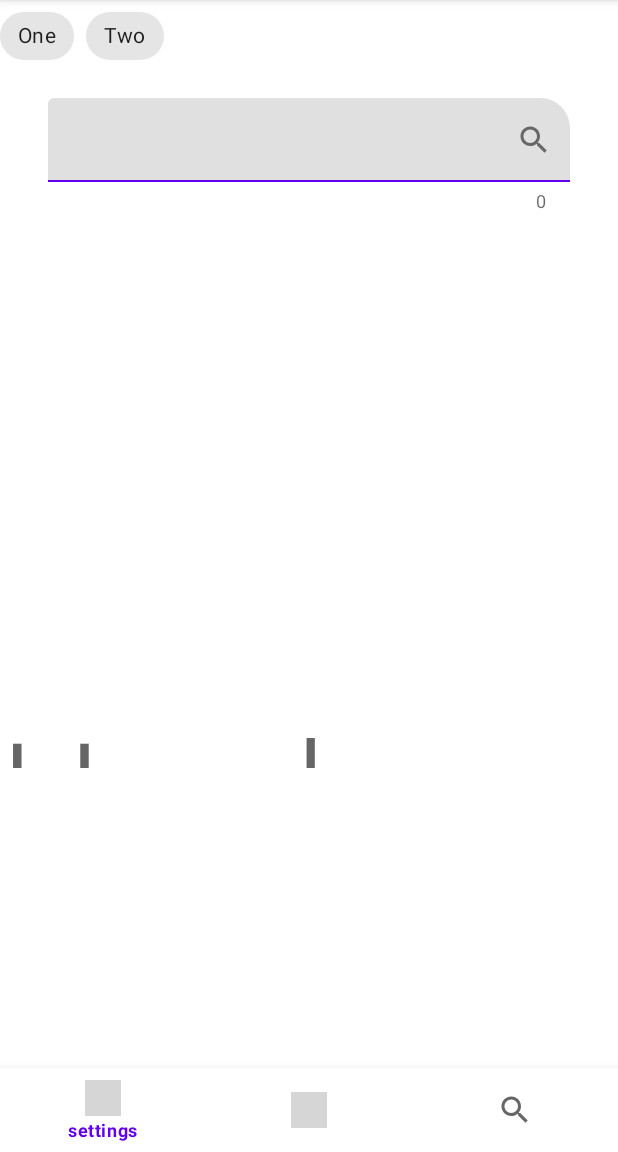
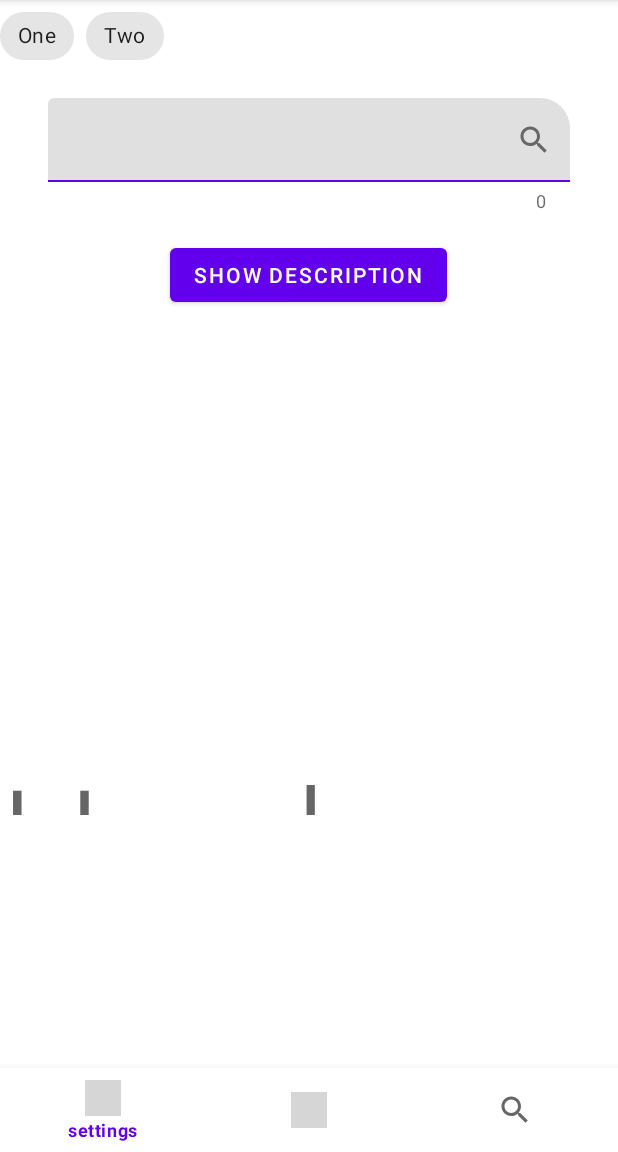
Before and after one commit to Pavelbour/MaterialApp, an Android app: the screen it shows after launch (MainActivity), on a phone screen of 412 x 824 dp, the part 84-1236 px from its top. Run offline under Robolectric (Android 15) with nearby library versions, the phone set to English and light mode, and no system bars; pictures from the network do not load; grey boxes are pictures that could not be loaded.

Commit message:
Description animation.

```diff
--- a/app/src/main/java/ru/gb/materialapp/ui/MainFragment.kt
+++ b/app/src/main/java/ru/gb/materialapp/ui/MainFragment.kt
@@ -3,22 +3,25 @@ package ru.gb.materialapp.ui
 import android.animation.ObjectAnimator
 import android.os.Bundle
 import android.view.View
-import android.widget.EditText
+import android.view.ViewGroup
 import android.widget.LinearLayout
 import android.widget.Toast
 import androidx.fragment.app.Fragment
-import androidx.fragment.app.activityViewModels
 import androidx.fragment.app.viewModels
 import androidx.lifecycle.ViewModelProvider
 import androidx.lifecycle.coroutineScope
 import coil.load
 import com.google.android.material.bottomsheet.BottomSheetBehavior
-import kotlinx.coroutines.flow.collect
 import ru.gb.materialapp.R
 import ru.gb.materialapp.databinding.FragmentMainBinding
 import ru.gb.materialapp.domain.NasaRepositoryImpl
 
 class MainFragment: Fragment(R.layout.fragment_main) {
+    private var _binding: FragmentMainBinding? = null
+    private val binding get() = _binding!!
+
+    private var isDescriptionVisible = false
+
     private val viewModel: MainViewModel by viewModels {
         MainViewModelFactory(NasaRepositoryImpl())
     }
@@ -38,7 +41,9 @@ class MainFragment: Fragment(R.layout.fragment_main) {
     override fun onViewCreated(view: View, savedInstanceState: Bundle?) {
         super.onViewCreated(view, savedInstanceState)
 
-        val binding = FragmentMainBinding.bind(view)
+        _binding = FragmentMainBinding.bind(view)
+
+        binding.mainFragmentImageDescription.height = 0
 
         ObjectAnimator.ofFloat(binding.mainFragmentTextInput, "translationX", 0f).apply {
             duration = 3000L
@@ -53,7 +58,6 @@ class MainFragment: Fragment(R.layout.fragment_main) {
                 WikiFragment())
                 ?.addToBackStack("")
                 ?.commit()
-//            EditDialog().show(parentFragmentManager, "tag")
         }
 
         val behavior: BottomSheetBehavior<LinearLayout> = BottomSheetBehavior.from(binding.mainFragmentBottomSheet)
@@ -68,6 +72,16 @@ class MainFragment: Fragment(R.layout.fragment_main) {
 
             }
         })
+
+        binding.mainFragmentShowDescription.setOnClickListener {
+            this.isDescriptionVisible = !this.isDescriptionVisible
+
+            if (this.isDescriptionVisible) {
+                showDescription()
+            } else {
+                hideDescription()
+            }
+        }
 
         viewLifecycleOwner.lifecycle.coroutineScope.launchWhenStarted {
             viewModel.loading.collect {
@@ -97,4 +111,20 @@ class MainFragment: Fragment(R.layout.fragment_main) {
             }
         }
     }
+
+    private fun hideDescription() {
+        ObjectAnimator.ofInt(binding.mainFragmentImageDescription, "height", 0).apply {
+            duration = 600L
+            start()
+        }
+        binding.mainFragmentShowDescription.text = "Show Description"
+    }
+
+    private fun showDescription() {
+        binding.mainFragmentShowDescription.text = "Hide Description"
+        ObjectAnimator.ofInt(binding.mainFragmentImageDescription, "height", 1000).apply {
+            duration = 600L
+            start()
+        }
+    }
 }
--- a/app/src/main/res/layout/fragment_main.xml
+++ b/app/src/main/res/layout/fragment_main.xml
@@ -1,5 +1,5 @@
 <?xml version="1.0" encoding="utf-8"?>
-<ScrollView xmlns:android="http://schemas.android.com/apk/res/android"
+<androidx.core.widget.NestedScrollView xmlns:android="http://schemas.android.com/apk/res/android"
     xmlns:app="http://schemas.android.com/apk/res-auto"
     xmlns:tools="http://schemas.android.com/tools"
     android:layout_width="match_parent"
@@ -34,18 +34,19 @@
                 android:id="@+id/main_fragment_motion_layout"
                 android:layout_width="match_parent"
                 android:layout_height="wrap_content">
+
                 <com.google.android.material.textfield.TextInputLayout
                     android:id="@+id/main_fragment_text_input"
                     style="@style/Widget.Material3.AutoCompleteTextView.OutlinedBox"
                     android:layout_width="match_parent"
                     android:layout_height="wrap_content"
                     android:layout_margin="16dp"
+                    android:translationX="-500dp"
                     app:boxCornerRadiusTopEnd="20dp"
                     app:counterEnabled="true"
                     app:endIconCheckable="true"
                     app:endIconDrawable="@drawable/ic_baseline_search_24"
-                app:endIconMode="custom"
-                android:translationX="-500dp">
+                    app:endIconMode="custom">
 
                     <com.google.android.material.textfield.TextInputEditText
                         android:id="@+id/main_fragment_text_input_field"
@@ -58,14 +59,35 @@
             <ImageView
                 android:id="@+id/main_fragment_image"
                 android:layout_width="wrap_content"
-                android:layout_height="wrap_content" />
+                android:layout_height="wrap_content"
+                android:layout_gravity="center_horizontal"/>
+
+            <Button
+                android:id="@+id/main_fragment_show_description"
+                android:layout_width="wrap_content"
+                android:layout_height="wrap_content"
+                android:layout_gravity="center"
+                android:text="Show Description" />
+
+            <androidx.constraintlayout.motion.widget.MotionLayout
+                android:layout_width="match_parent"
+                android:layout_height="wrap_content">
+
+                <androidx.core.widget.NestedScrollView
+                    android:layout_width="match_parent"
+                    android:layout_height="wrap_content">
 
                     <TextView
                         android:id="@+id/main_fragment_image_description"
                         style="@style/main_fragment_description"
                         android:layout_width="wrap_content"
-                android:layout_height="wrap_content"
+                        android:layout_height="0px"
+                        android:layout_marginTop="16dp"
                         tools:text="Description" />
+
+                </androidx.core.widget.NestedScrollView>
+
+            </androidx.constraintlayout.motion.widget.MotionLayout>
 
             <androidx.coordinatorlayout.widget.CoordinatorLayout
                 android:layout_width="wrap_content"
@@ -125,4 +147,4 @@
             tools:visibility="visible" />
 
     </androidx.coordinatorlayout.widget.CoordinatorLayout>
-</ScrollView>
+</androidx.core.widget.NestedScrollView>
--- a/build.gradle
+++ b/build.gradle
@@ -1,7 +1,7 @@
 // Top-level build file where you can add configuration options common to all sub-projects/modules.
 plugins {
-    id 'com.android.application' version '7.2.0' apply false
-    id 'com.android.library' version '7.2.0' apply false
+    id 'com.android.application' version '7.2.1' apply false
+    id 'com.android.library' version '7.2.1' apply false
     id 'org.jetbrains.kotlin.android' version '1.6.21' apply false
 }
 
```
Lines whose indentation alone changed are shown as unchanged.
